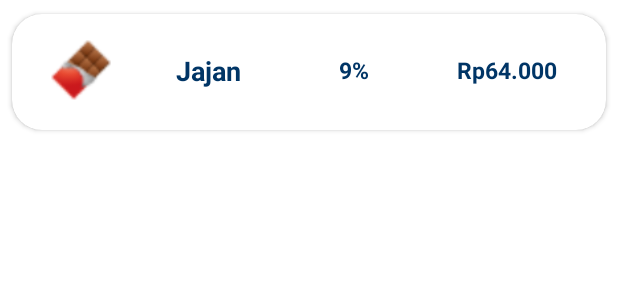
After one commit to DaudArya/ProjectMBKM, an Android app: the layout item_analysis.xml on its own in the app's theme, with its tools: preview values and no code run, on a phone screen of 412 x 824 dp. The commit adds this screen. Shown: the top 300 px of the screen. Run offline under Robolectric (Android 15) with nearby library versions, the phone set to English and light mode, and no system bars.

Commit message:
Commit 01/05/23 (analysis)

```diff
--- /dev/null
+++ b/app/src/main/res/layout/item_analysis.xml
@@ -0,0 +1,82 @@
+<?xml version="1.0" encoding="utf-8"?>
+<androidx.cardview.widget.CardView xmlns:android="http://schemas.android.com/apk/res/android"
+    xmlns:app="http://schemas.android.com/apk/res-auto"
+    xmlns:tools="http://schemas.android.com/tools"
+    android:id="@+id/item_history"
+    android:layout_width="match_parent"
+    android:layout_height="96dp"
+    app:cardBackgroundColor="@color/white"
+    app:cardCornerRadius="20dp"
+    android:layout_gravity="center_horizontal"
+    app:cardUseCompatPadding="true">
+
+    <androidx.constraintlayout.widget.ConstraintLayout
+        android:layout_width="match_parent"
+        android:layout_height="74dp"
+        android:orientation="vertical">
+
+
+        <ImageView
+            android:id="@+id/transaction_icon_view"
+            android:layout_width="60dp"
+            android:layout_height="60dp"
+            android:layout_alignParentStart="true"
+            android:layout_centerHorizontal="true"
+            android:layout_centerVertical="true"
+            android:padding="10dp"
+            android:src="@drawable/coklat"
+            app:layout_constraintBottom_toBottomOf="parent"
+            app:layout_constraintEnd_toEndOf="parent"
+            app:layout_constraintHorizontal_bias="0.048"
+            app:layout_constraintStart_toStartOf="parent"
+            app:layout_constraintTop_toTopOf="parent" />
+
+        <TextView
+            android:layout_width="wrap_content"
+            android:layout_height="wrap_content"
+            android:text="Jajan"
+            android:textColor="@color/blueDark"
+            android:textSize="18dp"
+            android:textStyle="bold"
+            app:layout_constraintBottom_toBottomOf="parent"
+            app:layout_constraintEnd_toStartOf="@+id/transaction_name"
+            app:layout_constraintHorizontal_bias="0.426"
+            app:layout_constraintStart_toEndOf="@+id/transaction_icon_view"
+            app:layout_constraintTop_toTopOf="parent"
+            app:layout_constraintVertical_bias="0.508" />
+
+        <TextView
+            android:id="@+id/transaction_name"
+            android:layout_width="60dp"
+            android:layout_height="wrap_content"
+            android:text="9%"
+            android:textStyle="bold"
+            android:textAlignment="center"
+            android:textAllCaps="false"
+            android:textColor="@color/blueDark"
+            android:textSize="15dp"
+            app:layout_constraintBottom_toBottomOf="parent"
+            app:layout_constraintEnd_toEndOf="parent"
+            app:layout_constraintHorizontal_bias="0.469"
+            app:layout_constraintStart_toEndOf="@+id/transaction_icon_view"
+            app:layout_constraintTop_toTopOf="parent" />
+
+        <TextView
+            android:id="@+id/transaction_amount"
+            android:layout_width="wrap_content"
+            android:layout_height="wrap_content"
+            android:text="Rp64.000"
+            android:textAllCaps="false"
+            android:textColor="@color/blueDark"
+            android:textSize="15dp"
+            android:textStyle="bold"
+            app:layout_constraintBottom_toBottomOf="parent"
+            app:layout_constraintEnd_toEndOf="parent"
+            app:layout_constraintHorizontal_bias="0.872"
+            app:layout_constraintStart_toEndOf="@+id/transaction_icon_view"
+            app:layout_constraintTop_toTopOf="parent" />
+
+
+    </androidx.constraintlayout.widget.ConstraintLayout>
+
+</androidx.cardview.widget.CardView>
```
Also changed, not shown: app/src/main/res/layout/fragment_analytics.xml (+66 -8 lines), app/src/main/res/drawable/income.png (added), app/src/main/res/drawable/outcome.png (added).
